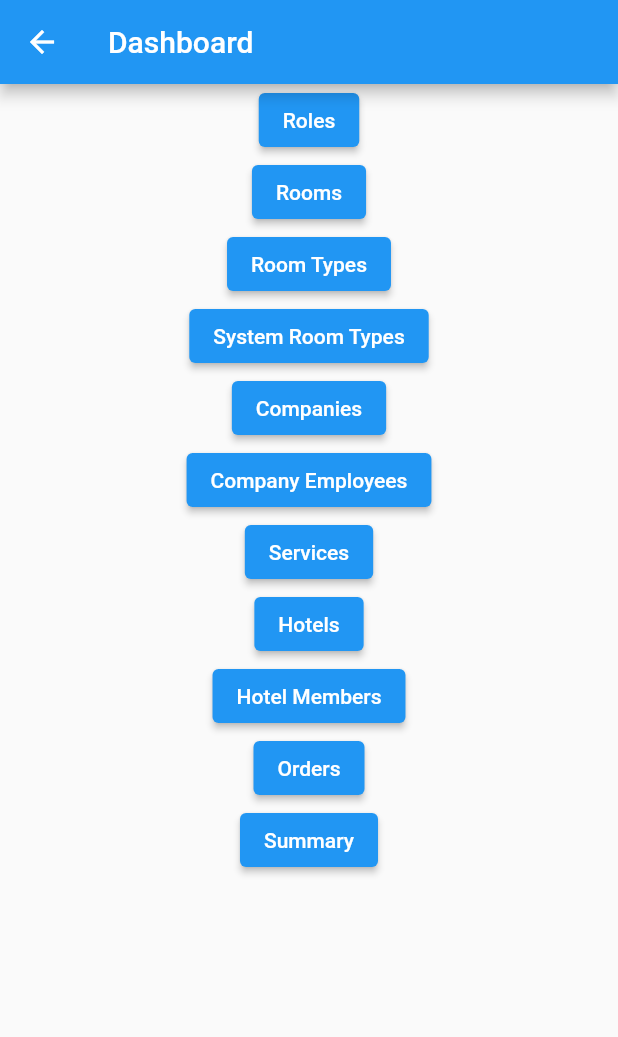
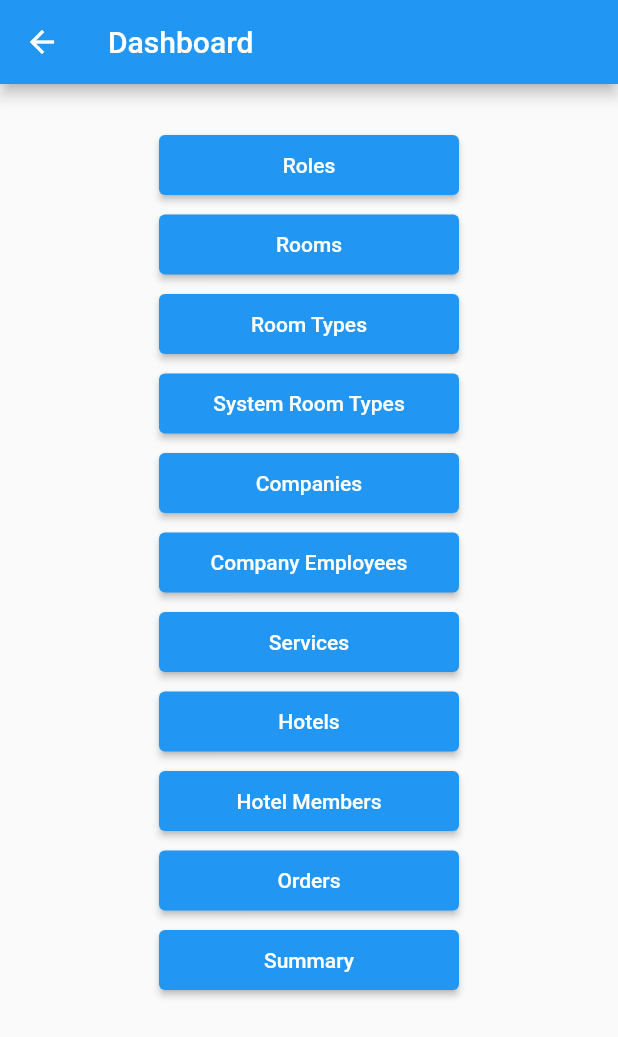
Before and after one commit to TonyNguyen2512/bookcleaningservice, a Flutter app: the Dashboard screen opened by its route, on a phone screen of 412 x 824 dp. Shown: the top 1037 px of the screen. Run offline on Flutter 3.47's test engine with Material 2 defaults, Android fonts, the phone set to English and light mode, and no system bars; our stand-ins replace dio, firebase_auth, firebase_messaging, flutter_secure_storage, google_sign_in; accounts and stored records are empty; network calls fail.

Commit message:
Upload v3

```diff
--- a/lib/dashboard.dart
+++ b/lib/dashboard.dart
@@ -93,47 +93,102 @@ class _DashboardState extends State<Dashboard> {
       body: Center(
         child: Column(
             children: [
-              ElevatedButton(child: Text('Roles'),
+              Container(margin: EdgeInsets.only(top: 30)),
+                  ElevatedButton(
+                style: ElevatedButton.styleFrom(
+                minimumSize: Size(200, 40),
+              ),
+                child: Text('Roles'),
                   onPressed: () => {
                     Navigator.push(context, MaterialPageRoute(builder: (context) => ListRoles(),))
                   }),
-                  ElevatedButton(child: Text('Rooms'),
+                  Container(margin: EdgeInsets.only(top: 5)),
+                  ElevatedButton(
+                style: ElevatedButton.styleFrom(
+                minimumSize: Size(200, 40),
+              ),
+                child: Text('Rooms'),
                   onPressed: () => {
                     Navigator.push(context, MaterialPageRoute(builder: (context) => ListRooms(),))
                   }),
-                  ElevatedButton(child: Text('Room Types'),
+                  Container(margin: EdgeInsets.only(top: 5)),
+                  ElevatedButton(
+                style: ElevatedButton.styleFrom(
+                minimumSize: Size(200, 40),
+              ),
+                child: Text('Room Types'),
                   onPressed: () => {
                     Navigator.push(context, MaterialPageRoute(builder: (context) => ListRoomTypes(),))
                   }),
-                  ElevatedButton(child: Text('System Room Types'),
+                  Container(margin: EdgeInsets.only(top: 5)),
+                  ElevatedButton(
+                style: ElevatedButton.styleFrom(
+                minimumSize: Size(200, 40),
+              ),
+                child: Text('System Room Types'),
                   onPressed: () => {
                     Navigator.push(context, MaterialPageRoute(builder: (context) => ListSystemRoomTypes(),))
                   }),
-              ElevatedButton(child: Text('Companies'),
+              Container(margin: EdgeInsets.only(top: 5)),
+                  ElevatedButton(
+                style: ElevatedButton.styleFrom(
+                minimumSize: Size(200, 40),
+              ),
+                child: Text('Companies'),
                   onPressed: () => {
                     Navigator.push(context, MaterialPageRoute(builder: (context) => ListOtherCompany(),))
                   }), // ElevatedButton
-              ElevatedButton(child: Text('Company Employees'),
+              Container(margin: EdgeInsets.only(top: 5)),
+                  ElevatedButton(
+                style: ElevatedButton.styleFrom(
+                minimumSize: Size(200, 40),
+              ),
+                child: Text('Company Employees'),
                   onPressed: () async {
                     Navigator.push(context, MaterialPageRoute(builder: (context) => ListEmployees(),));
                   }), // ElevatedButton
-                  ElevatedButton(child: Text('Services'),
+                  Container(margin: EdgeInsets.only(top: 5)),
+                  ElevatedButton(
+                style: ElevatedButton.styleFrom(
+                minimumSize: Size(200, 40),
+              ),
+                child: Text('Services'),
                   onPressed: () async {
                     Navigator.push(context, MaterialPageRoute(builder: (context) => ListServices(),));
                   }),
-                  ElevatedButton(child: Text('Hotels'),
+                  Container(margin: EdgeInsets.only(top: 5)),
+                  ElevatedButton(
+                style: ElevatedButton.styleFrom(
+                minimumSize: Size(200, 40),
+              ),
+                child: Text('Hotels'),
                   onPressed: () async {
                     Navigator.push(context, MaterialPageRoute(builder: (context) => ListHotels(),));
                   }),
-                  ElevatedButton(child: Text('Hotel Members'),
+                  Container(margin: EdgeInsets.only(top: 5)),
+                  ElevatedButton(
+                style: ElevatedButton.styleFrom(
+                minimumSize: Size(200, 40),
+              ),
+                child: Text('Hotel Members'),
                   onPressed: () async {
                     Navigator.push(context, MaterialPageRoute(builder: (context) => ListHotelMembers(),));
                   }),
-                  ElevatedButton(child: Text('Orders'),
+                  Container(margin: EdgeInsets.only(top: 5)),
+                  ElevatedButton(
+                style: ElevatedButton.styleFrom(
+                minimumSize: Size(200, 40),
+              ),
+                child: Text('Orders'),
                   onPressed: () async {
                     Navigator.push(context, MaterialPageRoute(builder: (context) => ListOrders(),));
                   }),
-                  ElevatedButton(child: Text('Summary'),
+                  Container(margin: EdgeInsets.only(top: 5)),
+                  ElevatedButton(
+                style: ElevatedButton.styleFrom(
+                minimumSize: Size(200, 40),
+              ),
+                child: Text('Summary'),
                   onPressed: () async {
                     Navigator.push(context, MaterialPageRoute(builder: (context) => ListSummaries(),));
                   }),
--- a/lib/login.dart
+++ b/lib/login.dart
@@ -51,8 +51,15 @@ async => {
         body: Center(
           child: Column(
             children: [
+              Container(margin: EdgeInsets.only(top: 40)),
               Image.asset('assets/SWD-01.png'),
-              ElevatedButton(child: Text('Log In With Google'),
+              Container(margin: EdgeInsets.only(top: 70)),
+              ElevatedButton(
+                style: ElevatedButton.styleFrom(
+                minimumSize: Size(200, 40),
+                primary: Colors.lightBlue
+              ),
+              child: Text('Log In With Google'),
                   onPressed: user != null ? null : () async {
                     final userGoogle = await _googleSignIn.signIn();
                     final googleAuth = await userGoogle!.authentication;
@@ -69,12 +76,22 @@ async => {
                     setState(() {});
                     Navigator.push(context, MaterialPageRoute(builder: (context) => Dashboard(),));
                   }), // ElevatedButton
-                  ElevatedButton(child: Text('Dashboard'),
+                  ElevatedButton(
+                style: ElevatedButton.styleFrom(
+                minimumSize: Size(200, 40),
+                primary: Colors.cyan
+              ),
+              child: Text('Dashboard'),
                   onPressed: user == null ? null : () async {
                     if (user != null) {setState(() {});
                       Navigator.push(context, MaterialPageRoute(builder: (context) => Dashboard(),));}
                   }), // ElevatedButton
-              ElevatedButton(child: Text('Log Out'),
+              ElevatedButton(
+                style: ElevatedButton.styleFrom(
+                minimumSize: Size(200, 40),
+                primary: Colors.red[900]
+              ),
+              child: Text('Log Out'),
                   onPressed: user == null ? null : () async {
                     await _googleSignIn.signOut();
                     setState(() {});
```
